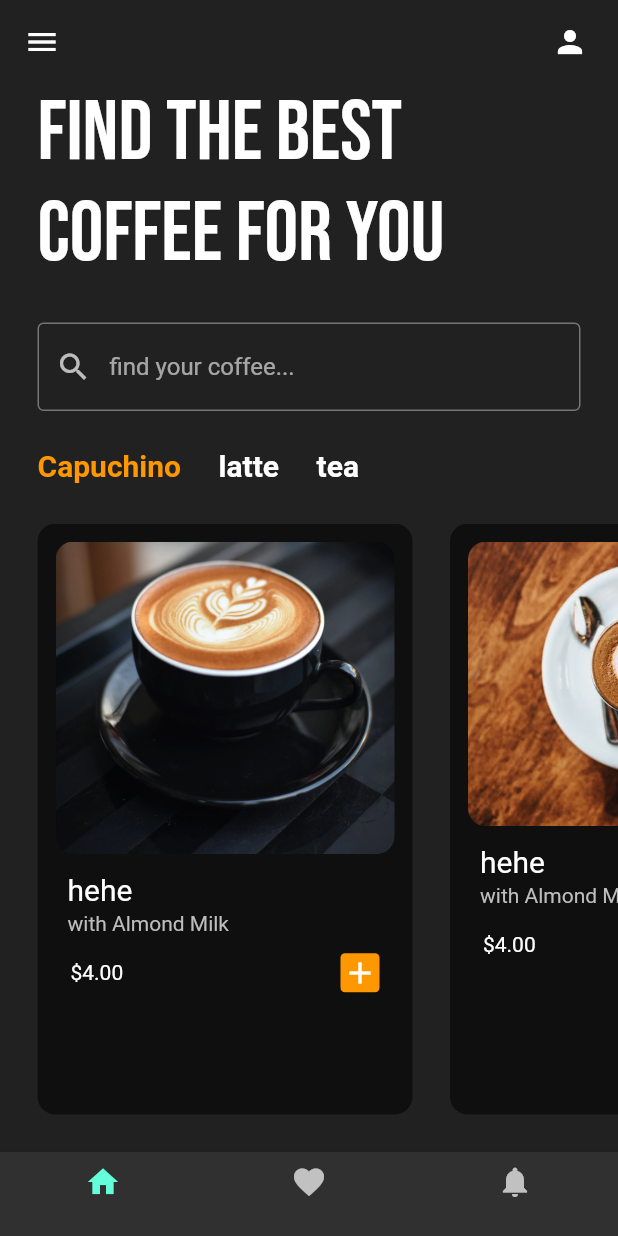
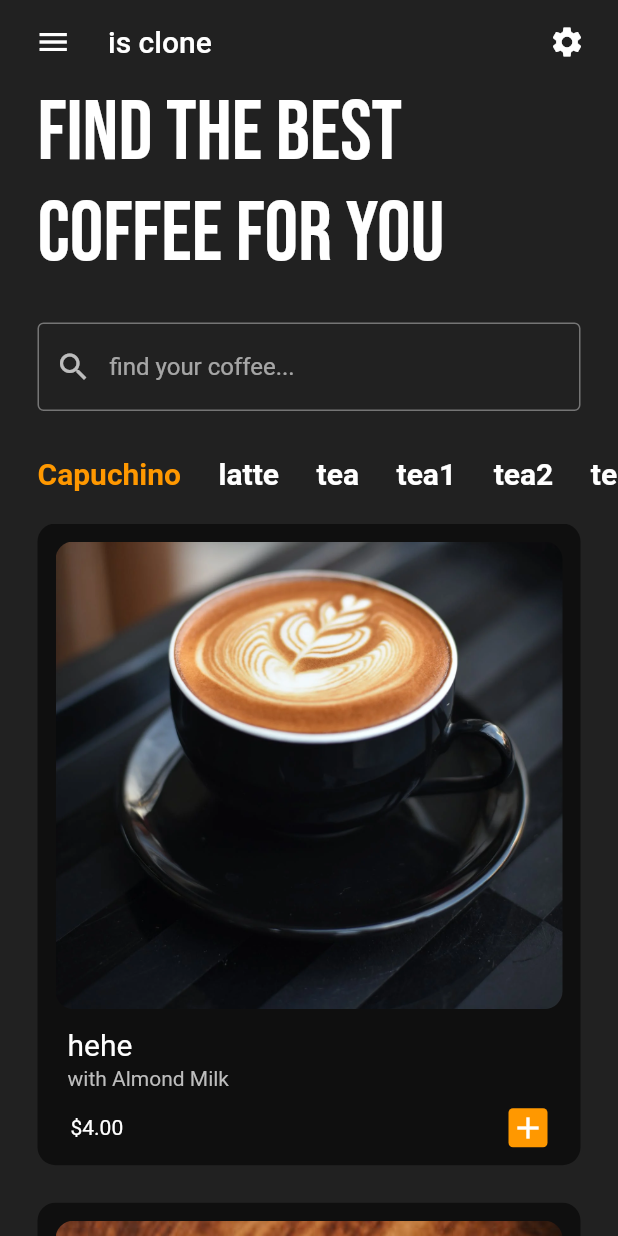
Before and after one commit to CongThuan02/Flutter, a Flutter app: the screen it shows after launch, on a phone screen of 412 x 824 dp. Run offline on Flutter 3.47's test engine with Material 2 defaults, Android fonts, the phone set to English and light mode, and no system bars; our stand-ins replace flutter_svg, google_fonts.

Commit message:
done caffee

```diff
--- a/coffee/lib/pages/Home_pages.dart
+++ b/coffee/lib/pages/Home_pages.dart
@@ -15,6 +15,11 @@ class _HomePageState extends State<HomePage> {
     ['Capuchino', true],
     ['latte', false],
     ['tea', false],
+    ['tea1', false],
+    ['tea2', false],
+    ['tea3', false],
+    ['tea4', false],
+    ['tea5', false],
   ];
   void coffeeTypeSelected(int index) {
     setState(() {
@@ -30,31 +35,23 @@ class _HomePageState extends State<HomePage> {
     return Scaffold(
       backgroundColor: Colors.grey[900],
       appBar: AppBar(
+        title: Text("is clone"),
         elevation: 0,
         backgroundColor: Colors.transparent,
-        leading: Icon(Icons.menu),
-        actions: [
+        leading: Padding(
+          padding: const EdgeInsets.only(left: 15.0),
+          child: IconButton(
+              icon: Icon(Icons.menu),
+              onPressed: () {
+                // Do something.
+              }),
+        ),
+        actions: <Widget>[
           Padding(
-            padding: const EdgeInsets.only(
-              right: 20,
-            ),
-            child: Icon(Icons.person),
-          ),
-        ],
-      ),
-      bottomNavigationBar: BottomNavigationBar(
-        items: [
-          BottomNavigationBarItem(
-            icon: Icon(Icons.home),
-            label: '',
-          ),
-          BottomNavigationBarItem(
-            icon: Icon(Icons.favorite),
-            label: '',
-          ),
-          BottomNavigationBarItem(
-            icon: Icon(Icons.notifications),
-            label: '',
+            padding: const EdgeInsets.only(right: 10.0),
+            child: IconButton(
+                icon: Icon(Icons.settings),
+                onPressed: () => {print("Click on settings button")}),
           ),
         ],
       ),
@@ -91,19 +88,24 @@ class _HomePageState extends State<HomePage> {
                 scrollDirection: Axis.horizontal,
                 itemCount: coffeeTypes.length,
                 itemBuilder: (context, index) {
-                  return CoffeeType(
+                  return Padding(
+                    padding: const EdgeInsets.only(top: 5.0),
+                    child: CoffeeType(
                         coffeeType: coffeeTypes[index][0],
                         isSelected: coffeeTypes[index][1],
                         onTap: () {
                           coffeeTypeSelected(index);
-                      });
+                        }),
+                  );
                 }),
 
             // color: Colors.red,
           ),
           Expanded(
+            child: Padding(
+              padding: const EdgeInsets.only(right: 25),
               child: ListView(
-              scrollDirection: Axis.horizontal,
+                scrollDirection: Axis.vertical, // horizontal xep theo cot
                 children: [
                   CoffeeTitle(
                     coffeeImagePath: "lib/images/latte.png",
@@ -120,7 +122,28 @@ class _HomePageState extends State<HomePage> {
                     coffeeName: "hehe",
                     coffeePrice: '4.00',
                   ),
+                  CoffeeTitle(
+                    coffeeImagePath: "lib/images/milk.png",
+                    coffeeName: "hehe",
+                    coffeePrice: '4.00',
+                  ),
+                  CoffeeTitle(
+                    coffeeImagePath: "lib/images/milk.png",
+                    coffeeName: "hehe",
+                    coffeePrice: '4.00',
+                  ),
+                  CoffeeTitle(
+                    coffeeImagePath: "lib/images/milk.png",
+                    coffeeName: "hehe",
+                    coffeePrice: '4.00',
+                  ),
+                  CoffeeTitle(
+                    coffeeImagePath: "lib/images/milk.png",
+                    coffeeName: "hehe",
+                    coffeePrice: '4.00',
+                  ),
                 ],
+              ),
             ),
           ),
         ],
```
Also changed, not shown: 5 other files. Lines whose indentation alone changed are shown as unchanged.
